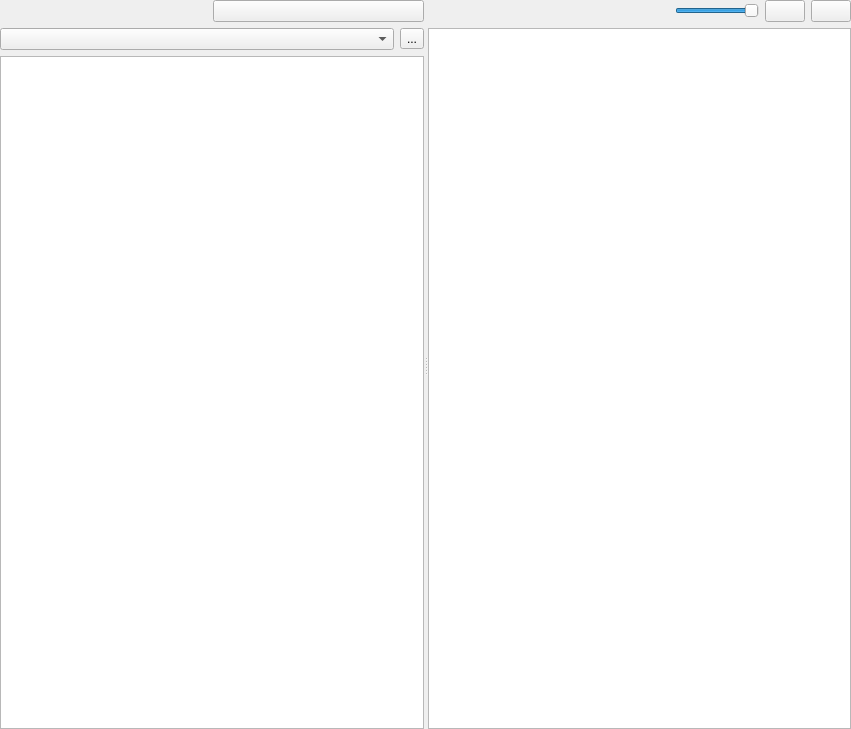
Before: the Qt Designer form Code/Editor/EditorFramework/Assets/AssetBrowserWidget.ui in ezEngine/ezEngine, drawn with Qt 5.
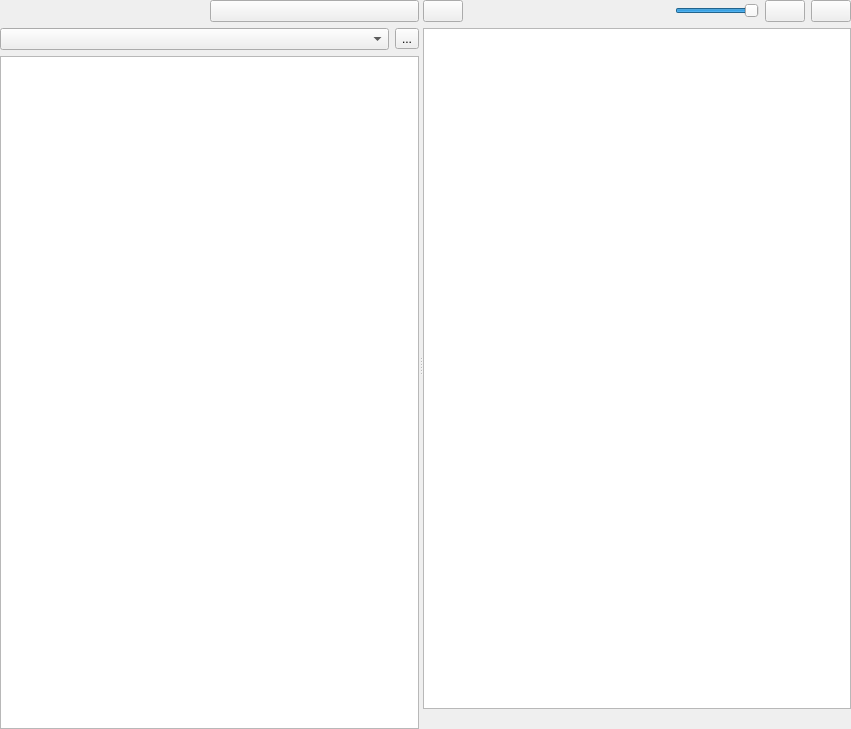
After: the same form once the commit is applied. Icons and pictures are not drawn. Custom widgets are drawn as their Qt base class.

Commit message:
Asset Browser statusbar + hidden folder toggle (#2046)
* There is now a button in the toolbar to toggle whether items from hidden folders are shown.
* By default the plugin directories are now hidden. Can be revealed with a toggle from the context menu.
* A statusbar in the asset browser image view shows item counts and also hints at how many items are not shown for various reasons (hidden folder, non-asset files).

The edit to the form file:
```diff
--- a/Code/Editor/EditorFramework/Assets/AssetBrowserWidget.ui
+++ b/Code/Editor/EditorFramework/Assets/AssetBrowserWidget.ui
@@ -117,9 +117,27 @@
       </layout>
      </widget>
      <widget class="QWidget" name="layoutWidget2">
-      <layout class="QVBoxLayout" name="verticalLayout_2" stretch="0,0">
+      <layout class="QVBoxLayout" name="verticalLayout_2" stretch="0,1,0">
        <item>
         <layout class="QHBoxLayout" name="ToolBarLayout">
+         <item>
+          <widget class="QPushButton" name="ButtonShowItemsHiddenFolders">
+           <property name="toolTip">
+            <string>Show/Hide items in hidden folders (folders starting with a dot and '_data' folders)</string>
+           </property>
+           <property name="text">
+            <string/>
+           </property>
+           <property name="icon">
+            <iconset resource="../QtResources/resources.qrc">
+             <normaloff>:/EditorFramework/Icons/HiddenFolderOff.svg</normaloff>
+             <normalon>:/EditorFramework/Icons/HiddenFolderOn.svg</normalon>:/EditorFramework/Icons/HiddenFolderOff.svg</iconset>
+           </property>
+           <property name="checkable">
+            <bool>true</bool>
+           </property>
+          </widget>
+         </item>
          <item>
           <spacer name="horizontalSpacer">
            <property name="orientation">
@@ -219,6 +237,16 @@
          </property>
         </widget>
        </item>
+       <item>
+        <widget class="QLabel" name="AssetStatusBar">
+         <property name="text">
+          <string/>
+         </property>
+         <property name="textInteractionFlags">
+          <set>Qt::TextSelectableByMouse</set>
+         </property>
+        </widget>
+       </item>
       </layout>
      </widget>
     </widget>
```
The commit also changes 14 other files.
